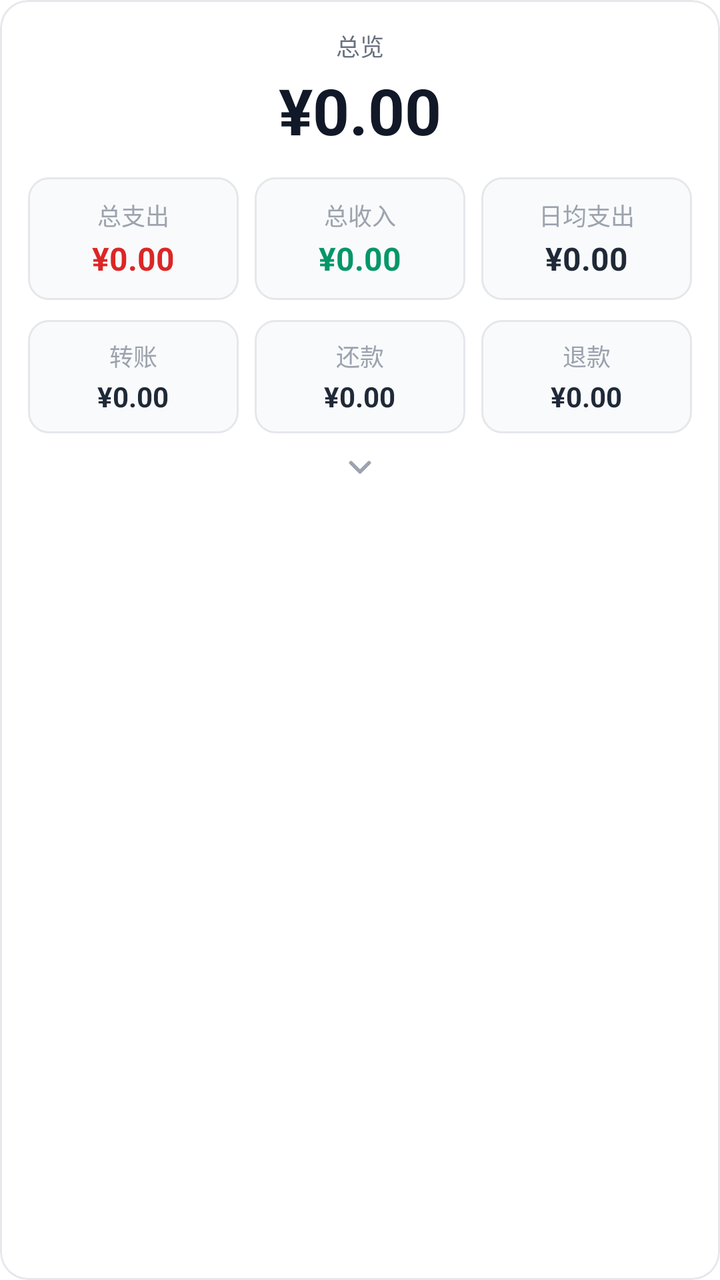
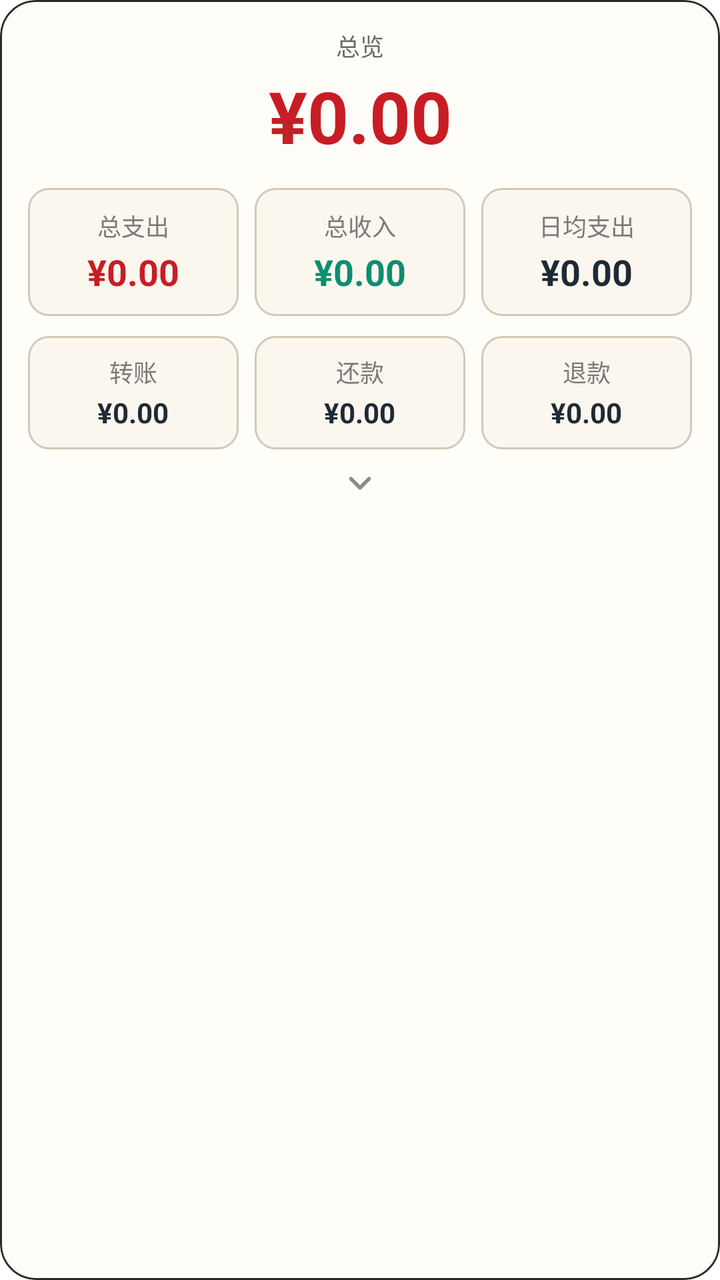

Compare the two renders of this Android layout. The source of the first and the diff that turns it into the second are given below.
<!-- AndroidManifest.xml: application theme Theme.FlipAccounting -->
<!-- res/layout/card_stats_overview.xml -->
<?xml version="1.0" encoding="utf-8"?>
<com.google.android.material.card.MaterialCardView xmlns:android="http://schemas.android.com/apk/res/android"
    xmlns:app="http://schemas.android.com/apk/res-auto"
    android:layout_width="match_parent"
    android:layout_height="wrap_content"
    android:layout_marginHorizontal="12dp"
    android:layout_marginTop="10dp"
    app:cardBackgroundColor="#FFFFFF"
    app:cardCornerRadius="14dp"
    app:cardElevation="0dp"
    app:strokeColor="#E5E7EB"
    app:strokeWidth="1dp">

    <LinearLayout
        android:layout_width="match_parent"
        android:layout_height="wrap_content"
        android:orientation="vertical"
        android:padding="14dp">

        <TextView
            android:layout_width="match_parent"
            android:layout_height="wrap_content"
            android:gravity="center"
            android:text="总览"
            android:textColor="#6B7280"
            android:textSize="@dimen/text_size_12" />

        <TextView
            android:id="@+id/tv_balance"
            android:layout_width="match_parent"
            android:layout_height="wrap_content"
            android:layout_marginTop="2dp"
            android:gravity="center"
            android:text="¥0.00"
            android:textColor="#111827"
            android:textSize="@dimen/text_size_32"
            android:textStyle="bold" />

        <LinearLayout
            android:layout_width="match_parent"
            android:layout_height="wrap_content"
            android:layout_marginTop="12dp"
            android:orientation="horizontal">

            <LinearLayout
                android:layout_width="0dp"
                android:layout_height="wrap_content"
                android:layout_marginEnd="4dp"
                android:layout_weight="1"
                android:background="@drawable/bg_stats_metric_tile"
                android:gravity="center"
                android:orientation="vertical"
                android:paddingVertical="10dp">

                <TextView
                    android:layout_width="wrap_content"
                    android:layout_height="wrap_content"
                    android:text="总支出"
                    android:textColor="#9CA3AF"
                    android:textSize="@dimen/text_size_11" />

                <TextView
                    android:id="@+id/tv_total_expense"
                    android:layout_width="wrap_content"
                    android:layout_height="wrap_content"
                    android:layout_marginTop="2dp"
                    android:text="¥0.00"
                    android:textColor="#DC2626"
                    android:textSize="@dimen/text_size_16"
                    android:textStyle="bold" />
            </LinearLayout>

            <LinearLayout
                android:layout_width="0dp"
                android:layout_height="wrap_content"
                android:layout_marginHorizontal="4dp"
                android:layout_weight="1"
                android:background="@drawable/bg_stats_metric_tile"
                android:gravity="center"
                android:orientation="vertical"
                android:paddingVertical="10dp">

                <TextView
                    android:layout_width="wrap_content"
                    android:layout_height="wrap_content"
                    android:text="总收入"
                    android:textColor="#9CA3AF"
                    android:textSize="@dimen/text_size_11" />

                <TextView
                    android:id="@+id/tv_total_income"
                    android:layout_width="wrap_content"
                    android:layout_height="wrap_content"
                    android:layout_marginTop="2dp"
                    android:text="¥0.00"
                    android:textColor="#059669"
                    android:textSize="@dimen/text_size_16"
                    android:textStyle="bold" />
            </LinearLayout>

            <LinearLayout
                android:layout_width="0dp"
                android:layout_height="wrap_content"
                android:layout_marginStart="4dp"
                android:layout_weight="1"
                android:background="@drawable/bg_stats_metric_tile"
                android:gravity="center"
                android:orientation="vertical"
                android:paddingVertical="10dp">

                <TextView
                    android:layout_width="wrap_content"
                    android:layout_height="wrap_content"
                    android:text="日均支出"
                    android:textColor="#9CA3AF"
                    android:textSize="@dimen/text_size_11" />

                <TextView
                    android:id="@+id/tv_daily_avg"
                    android:layout_width="wrap_content"
                    android:layout_height="wrap_content"
                    android:layout_marginTop="2dp"
                    android:text="¥0.00"
                    android:textColor="#1F2937"
                    android:textSize="@dimen/text_size_16"
                    android:textStyle="bold" />
            </LinearLayout>
        </LinearLayout>

        <LinearLayout
            android:id="@+id/layout_overview_extra"
            android:layout_width="match_parent"
            android:layout_height="wrap_content"
            android:layout_marginTop="10dp"
            android:orientation="vertical">

            <LinearLayout
                android:layout_width="match_parent"
                android:layout_height="wrap_content"
                android:orientation="horizontal">

                <LinearLayout
                    android:id="@+id/row_total_transfer"
                    android:layout_width="0dp"
                    android:layout_height="wrap_content"
                    android:layout_marginEnd="4dp"
                    android:layout_weight="1"
                    android:background="@drawable/bg_stats_metric_tile"
                    android:clickable="true"
                    android:focusable="true"
                    android:foreground="?attr/selectableItemBackground"
                    android:gravity="center"
                    android:orientation="vertical"
                    android:paddingVertical="9dp">

                    <TextView
                        android:layout_width="wrap_content"
                        android:layout_height="wrap_content"
                        android:text="转账"
                        android:textColor="#9CA3AF"
                        android:textSize="@dimen/text_size_11" />

                    <TextView
                        android:id="@+id/tv_total_transfer"
                        android:layout_width="wrap_content"
                        android:layout_height="wrap_content"
                        android:layout_marginTop="2dp"
                        android:text="¥0.00"
                        android:textColor="#1F2937"
                        android:textSize="@dimen/text_size_14"
                        android:textStyle="bold" />
                </LinearLayout>

                <LinearLayout
                    android:id="@+id/row_total_repayment"
                    android:layout_width="0dp"
                    android:layout_height="wrap_content"
                    android:layout_marginHorizontal="4dp"
                    android:layout_weight="1"
                    android:background="@drawable/bg_stats_metric_tile"
                    android:clickable="true"
                    android:focusable="true"
                    android:foreground="?attr/selectableItemBackground"
                    android:gravity="center"
                    android:orientation="vertical"
                    android:paddingVertical="9dp">

                    <TextView
                        android:layout_width="wrap_content"
                        android:layout_height="wrap_content"
                        android:text="还款"
                        android:textColor="#9CA3AF"
                        android:textSize="@dimen/text_size_11" />

                    <TextView
                        android:id="@+id/tv_total_repayment"
                        android:layout_width="wrap_content"
                        android:layout_height="wrap_content"
                        android:layout_marginTop="2dp"
                        android:text="¥0.00"
                        android:textColor="#1F2937"
                        android:textSize="@dimen/text_size_14"
                        android:textStyle="bold" />
                </LinearLayout>

                <LinearLayout
                    android:id="@+id/row_total_refund"
                    android:layout_width="0dp"
                    android:layout_height="wrap_content"
                    android:layout_marginStart="4dp"
                    android:layout_weight="1"
                    android:background="@drawable/bg_stats_metric_tile"
                    android:clickable="true"
                    android:focusable="true"
                    android:foreground="?attr/selectableItemBackground"
                    android:gravity="center"
                    android:orientation="vertical"
                    android:paddingVertical="9dp">

                    <TextView
                        android:layout_width="wrap_content"
                        android:layout_height="wrap_content"
                        android:text="退款"
                        android:textColor="#9CA3AF"
                        android:textSize="@dimen/text_size_11" />

                    <TextView
                        android:id="@+id/tv_total_refund"
                        android:layout_width="wrap_content"
                        android:layout_height="wrap_content"
                        android:layout_marginTop="2dp"
                        android:text="¥0.00"
                        android:textColor="#1F2937"
                        android:textSize="@dimen/text_size_14"
                        android:textStyle="bold" />
                </LinearLayout>
            </LinearLayout>
        </LinearLayout>

        <ImageView
            android:id="@+id/iv_overview_expand"
            android:layout_width="18dp"
            android:layout_height="18dp"
            android:layout_gravity="center_horizontal"
            android:layout_marginTop="8dp"
            android:background="?attr/selectableItemBackgroundBorderless"
            android:src="@drawable/ic_chevron_down_small"
            app:tint="#9CA3AF" />
    </LinearLayout>

</com.google.android.material.card.MaterialCardView>
<!-- resources referenced by this layout -->
<resources>
  <dimen name="text_size_11">12sp</dimen>
  <dimen name="text_size_12">12sp</dimen>
  <dimen name="text_size_14">14sp</dimen>
  <dimen name="text_size_16">16sp</dimen>
  <dimen name="text_size_32">32sp</dimen>
  <!-- drawable bg_stats_metric_tile (drawable) -->
  <?xml version="1.0" encoding="utf-8"?>
  <shape xmlns:android="http://schemas.android.com/apk/res/android">
      <solid android:color="#F9FAFB" />
      <corners android:radius="10dp" />
      <stroke
          android:width="1dp"
          android:color="#E5E7EB" />
  </shape>
  <!-- drawable ic_chevron_down_small (drawable) -->
  <vector xmlns:android="http://schemas.android.com/apk/res/android"
      android:width="14dp"
      android:height="14dp"
      android:viewportWidth="24"
      android:viewportHeight="24">
      <path
          android:strokeColor="#333333"
          android:strokeWidth="2.5"
          android:strokeLineCap="round"
          android:strokeLineJoin="round"
          android:pathData="M6,9l6,6l6,-6" />
  </vector>
  <style name="Theme.FlipAccounting" parent="Theme.MaterialComponents.DayNight.NoActionBar">
          
          <item name="colorPrimary">#5C6BC0</item>
          <item name="colorPrimaryVariant">#3F51B5</item>
          <item name="colorOnPrimary">#FFFFFF</item>
          
          <item name="colorSecondary">#FF4081</item>
          <item name="colorSecondaryVariant">#F50057</item>
          <item name="colorOnSecondary">#FFFFFF</item>
  
          
          <item name="android:statusBarColor">#F5F7FA</item>
          <item name="android:windowLightStatusBar">true</item>
      </style>
</resources>

<!-- the commit's change to res/layout/card_stats_overview.xml (unified diff, before → after) -->
@@ -3,12 +3,12 @@
     xmlns:app="http://schemas.android.com/apk/res-auto"
     android:layout_width="match_parent"
     android:layout_height="wrap_content"
-    android:layout_marginHorizontal="12dp"
+    android:layout_marginHorizontal="14dp"
     android:layout_marginTop="10dp"
-    app:cardBackgroundColor="#FFFFFF"
-    app:cardCornerRadius="14dp"
+    app:cardBackgroundColor="#FFFDF8"
+    app:cardCornerRadius="18dp"
     app:cardElevation="0dp"
-    app:strokeColor="#E5E7EB"
+    app:strokeColor="#2B2B2B"
     app:strokeWidth="1dp">
 
     <LinearLayout
@@ -22,7 +22,7 @@
             android:layout_height="wrap_content"
             android:gravity="center"
             android:text="总览"
-            android:textColor="#6B7280"
+            android:textColor="#6A6A6A"
             android:textSize="@dimen/text_size_12" />
 
         <TextView
@@ -32,8 +32,8 @@
             android:layout_marginTop="2dp"
             android:gravity="center"
             android:text="¥0.00"
-            android:textColor="#111827"
-            android:textSize="@dimen/text_size_32"
+            android:textColor="#C81D25"
+            android:textSize="@dimen/text_size_36"
             android:textStyle="bold" />
 
         <LinearLayout
@@ -56,7 +56,7 @@
                     android:layout_width="wrap_content"
                     android:layout_height="wrap_content"
                     android:text="总支出"
-                    android:textColor="#9CA3AF"
+                    android:textColor="#7A7A7A"
                     android:textSize="@dimen/text_size_11" />
 
                 <TextView
@@ -65,8 +65,8 @@
                     android:layout_height="wrap_content"
                     android:layout_marginTop="2dp"
                     android:text="¥0.00"
-                    android:textColor="#DC2626"
-                    android:textSize="@dimen/text_size_16"
+                    android:textColor="#C81D25"
+                    android:textSize="@dimen/text_size_18"
                     android:textStyle="bold" />
             </LinearLayout>
 
@@ -84,7 +84,7 @@
                     android:layout_width="wrap_content"
                     android:layout_height="wrap_content"
                     android:text="总收入"
-                    android:textColor="#9CA3AF"
+                    android:textColor="#7A7A7A"
                     android:textSize="@dimen/text_size_11" />
 
                 <TextView
@@ -93,8 +93,8 @@
                     android:layout_height="wrap_content"
                     android:layout_marginTop="2dp"
                     android:text="¥0.00"
-                    android:textColor="#059669"
-                    android:textSize="@dimen/text_size_16"
+                    android:textColor="#0B8F6E"
+                    android:textSize="@dimen/text_size_18"
                     android:textStyle="bold" />
             </LinearLayout>
 
@@ -112,7 +112,7 @@
                     android:layout_width="wrap_content"
                     android:layout_height="wrap_content"
                     android:text="日均支出"
-                    android:textColor="#9CA3AF"
+                    android:textColor="#7A7A7A"
                     android:textSize="@dimen/text_size_11" />
 
                 <TextView
@@ -122,7 +122,7 @@
                     android:layout_marginTop="2dp"
                     android:text="¥0.00"
                     android:textColor="#1F2937"
-                    android:textSize="@dimen/text_size_16"
+                    android:textSize="@dimen/text_size_18"
                     android:textStyle="bold" />
             </LinearLayout>
         </LinearLayout>
@@ -157,7 +157,7 @@
                         android:layout_width="wrap_content"
                         android:layout_height="wrap_content"
                         android:text="转账"
-                        android:textColor="#9CA3AF"
+                        android:textColor="#7A7A7A"
                         android:textSize="@dimen/text_size_11" />
 
                     <TextView
@@ -189,7 +189,7 @@
                         android:layout_width="wrap_content"
                         android:layout_height="wrap_content"
                         android:text="还款"
-                        android:textColor="#9CA3AF"
+                        android:textColor="#7A7A7A"
                         android:textSize="@dimen/text_size_11" />
 
                     <TextView
@@ -221,7 +221,7 @@
                         android:layout_width="wrap_content"
                         android:layout_height="wrap_content"
                         android:text="退款"
-                        android:textColor="#9CA3AF"
+                        android:textColor="#7A7A7A"
                         android:textSize="@dimen/text_size_11" />
 
                     <TextView
@@ -245,7 +245,7 @@
             android:layout_marginTop="8dp"
             android:background="?attr/selectableItemBackgroundBorderless"
             android:src="@drawable/ic_chevron_down_small"
-            app:tint="#9CA3AF" />
+            app:tint="#8A8A8A" />
     </LinearLayout>
 
 </com.google.android.material.card.MaterialCardView>
<!-- resource entries referenced after the edit -->
@@ -3,16 +3,16 @@
   <dimen name="text_size_11">12sp</dimen>
   <dimen name="text_size_12">12sp</dimen>
   <dimen name="text_size_14">14sp</dimen>
-  <dimen name="text_size_16">16sp</dimen>
-  <dimen name="text_size_32">32sp</dimen>
+  <dimen name="text_size_18">18sp</dimen>
+  <dimen name="text_size_36">36sp</dimen>
   <!-- drawable bg_stats_metric_tile (drawable) -->
   <?xml version="1.0" encoding="utf-8"?>
   <shape xmlns:android="http://schemas.android.com/apk/res/android">
-      <solid android:color="#F9FAFB" />
+      <solid android:color="#FBF7EE" />
       <corners android:radius="10dp" />
       <stroke
           android:width="1dp"
-          android:color="#E5E7EB" />
+          android:color="#D3C8B7" />
   </shape>
   <!-- drawable ic_chevron_down_small (drawable) -->
   <vector xmlns:android="http://schemas.android.com/apk/res/android"
